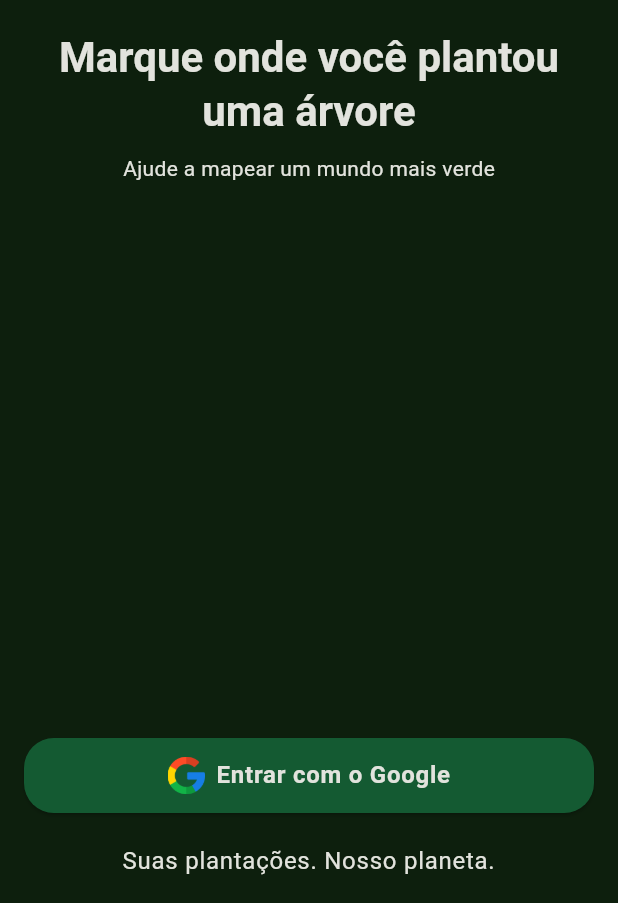
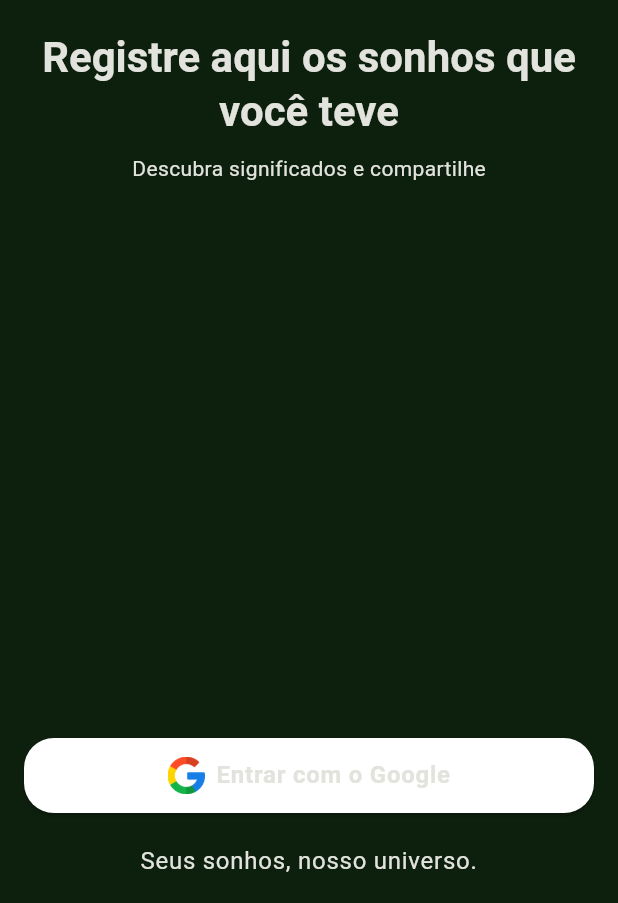
Before and after one commit to lucas3g/my_dreams, a Flutter app: the AuthPage screen opened directly, on a phone screen of 412 x 824 dp, the part 333-1236 px from its top. Run offline on Flutter 3.47's test engine with Material 3 defaults, Android fonts, the phone set to English and light mode, and no system bars; our stand-ins replace dio, firebase_core, flutter_bloc, get_it, google_fonts, google_sign_in and 4 more; missing offline and left inert: google_sign_in_platform_interface; accounts and stored records are empty.

Commit message:
feat: update theme and login text

```diff
--- a/lib/modules/auth/presentation/auth_page.dart
+++ b/lib/modules/auth/presentation/auth_page.dart
@@ -108,14 +108,14 @@ class _AuthPageState extends State<AuthPage> {
                     ),
                     const SizedBox(height: 20),
                     Text(
-                      'Marque onde você plantou uma árvore',
+                      'Registre aqui os sonhos que você teve',
                       style: context.textTheme.headlineMedium?.copyWith(
                         fontWeight: FontWeight.bold,
                       ),
                       textAlign: TextAlign.center,
                     ),
                     const SizedBox(height: 10),
-                    Text('Ajude a mapear um mundo mais verde'),
+                    Text('Descubra significados e compartilhe'),
                   ],
                 ),
                 const SizedBox(height: 30),
@@ -150,7 +150,7 @@ class _AuthPageState extends State<AuthPage> {
                     ),
                     const SizedBox(height: 20),
                     Text(
-                      'Suas plantações. Nosso planeta.',
+                      'Seus sonhos, nosso universo.',
                       style: context.textTheme.bodyLarge?.copyWith(),
                       textAlign: TextAlign.center,
                     ),
```
Also changed, not shown: lib/shared/themes/color_schemes.g.dart.
